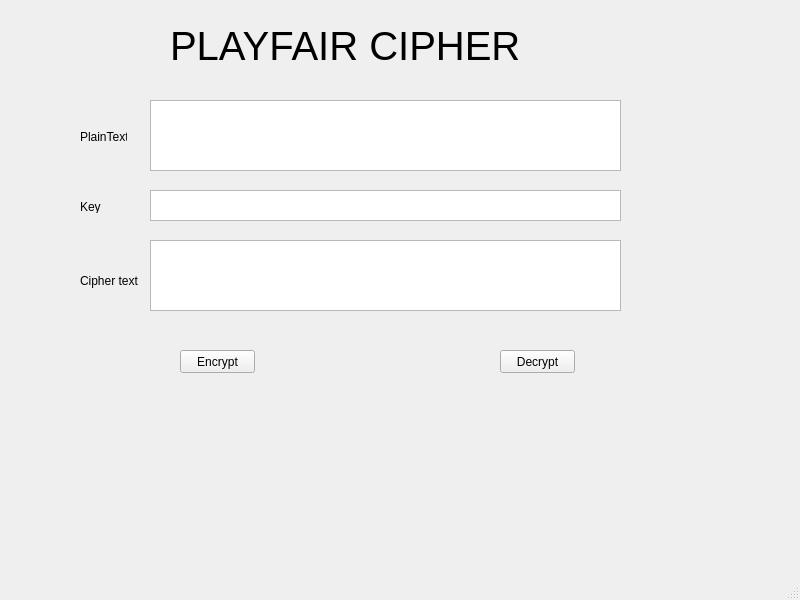
Qt form lab-03/ui/playfair.ui (phamnguyenhoangphuc2005/bmttnc-hutech-2380601746) before a commit.
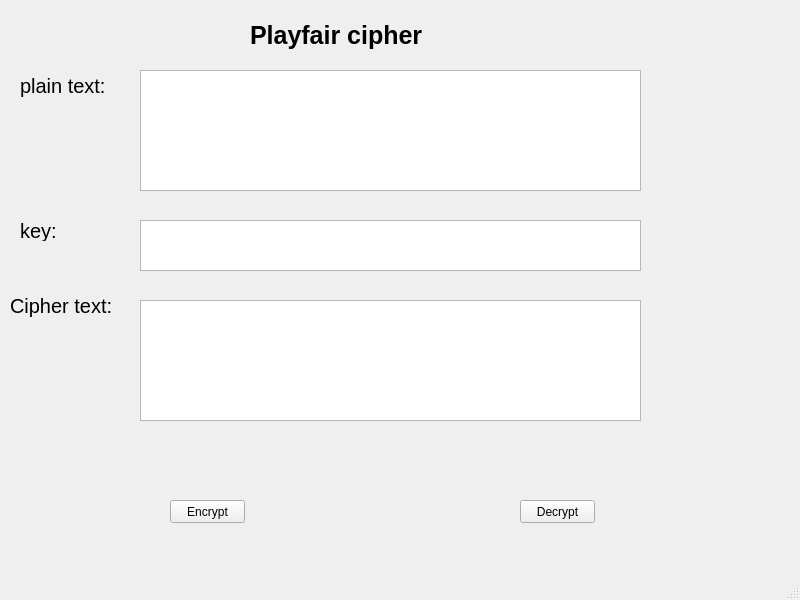
The same form after that commit.

```diff
--- a/lab-03/ui/playfair.ui
+++ b/lab-03/ui/playfair.ui
@@ -14,111 +14,91 @@
    <string>MainWindow</string>
   </property>
   <widget class="QWidget" name="centralwidget">
-   <widget class="QLabel" name="label">
+   <widget class="QPushButton" name="pushButton">
     <property name="geometry">
      <rect>
       <x>170</x>
+      <y>500</y>
+      <width>75</width>
+      <height>23</height>
+     </rect>
+    </property>
+    <property name="text">
+     <string>Encrypt</string>
+    </property>
+   </widget>
+   <widget class="QLabel" name="label">
+    <property name="geometry">
+     <rect>
+      <x>250</x>
       <y>10</y>
-      <width>501</width>
-      <height>71</height>
+      <width>251</width>
+      <height>51</height>
      </rect>
     </property>
     <property name="font">
      <font>
-      <pointsize>30</pointsize>
+      <pointsize>19</pointsize>
+      <weight>75</weight>
+      <bold>true</bold>
      </font>
     </property>
     <property name="text">
-     <string>PLAYFAIR CIPHER</string>
+     <string>Playfair cipher</string>
+    </property>
+    <property name="textFormat">
+     <enum>Qt::AutoText</enum>
+    </property>
+    <property name="scaledContents">
+     <bool>false</bool>
+    </property>
+    <property name="wordWrap">
+     <bool>false</bool>
     </property>
    </widget>
    <widget class="QLabel" name="label_2">
     <property name="geometry">
      <rect>
-      <x>80</x>
-      <y>130</y>
-      <width>47</width>
-      <height>13</height>
-     </rect>
-    </property>
-    <property name="text">
-     <string>PlainText</string>
-    </property>
-   </widget>
-   <widget class="QLabel" name="label_3">
-    <property name="geometry">
-     <rect>
-      <x>80</x>
-      <y>200</y>
-      <width>47</width>
-      <height>13</height>
-     </rect>
-    </property>
-    <property name="text">
-     <string>Key</string>
-    </property>
-   </widget>
-   <widget class="QLabel" name="label_4">
-    <property name="geometry">
-     <rect>
-      <x>80</x>
-      <y>260</y>
-      <width>61</width>
-      <height>41</height>
-     </rect>
-    </property>
-    <property name="text">
-     <string>Cipher text</string>
-    </property>
-   </widget>
-   <widget class="QPlainTextEdit" name="plainTextEdit">
-    <property name="geometry">
-     <rect>
-      <x>150</x>
-      <y>100</y>
-      <width>471</width>
-      <height>71</height>
-     </rect>
-    </property>
-   </widget>
-   <widget class="QPlainTextEdit" name="plainTextEdit_2">
-    <property name="geometry">
-     <rect>
-      <x>150</x>
-      <y>190</y>
-      <width>471</width>
+      <x>20</x>
+      <y>70</y>
+      <width>101</width>
       <height>31</height>
      </rect>
     </property>
+    <property name="font">
+     <font>
+      <pointsize>15</pointsize>
+     </font>
+    </property>
+    <property name="text">
+     <string>plain text:</string>
+    </property>
    </widget>
    <widget class="QPlainTextEdit" name="plainTextEdit_3">
     <property name="geometry">
      <rect>
-      <x>150</x>
-      <y>240</y>
-      <width>471</width>
-      <height>71</height>
+      <x>140</x>
+      <y>300</y>
+      <width>501</width>
+      <height>121</height>
      </rect>
     </property>
    </widget>
-   <widget class="QPushButton" name="pushButton">
+   <widget class="QPlainTextEdit" name="plainTextEdit_2">
     <property name="geometry">
      <rect>
-      <x>180</x>
-      <y>350</y>
-      <width>75</width>
-      <height>23</height>
+      <x>140</x>
+      <y>220</y>
+      <width>501</width>
+      <height>51</height>
      </rect>
     </property>
-    <property name="text">
-     <string>Encrypt</string>
-    </property>
    </widget>
    <widget class="QPushButton" name="pushButton_2">
     <property name="geometry">
      <rect>
-      <x>500</x>
-      <y>350</y>
+      <x>520</x>
+      <y>500</y>
       <width>75</width>
       <height>23</height>
      </rect>
@@ -127,6 +107,52 @@
      <string>Decrypt</string>
     </property>
    </widget>
+   <widget class="QLabel" name="label_3">
+    <property name="geometry">
+     <rect>
+      <x>20</x>
+      <y>220</y>
+      <width>41</width>
+      <height>21</height>
+     </rect>
+    </property>
+    <property name="font">
+     <font>
+      <pointsize>15</pointsize>
+     </font>
+    </property>
+    <property name="text">
+     <string>key:</string>
+    </property>
+   </widget>
+   <widget class="QLabel" name="label_4">
+    <property name="geometry">
+     <rect>
+      <x>10</x>
+      <y>290</y>
+      <width>121</width>
+      <height>31</height>
+     </rect>
+    </property>
+    <property name="font">
+     <font>
+      <pointsize>15</pointsize>
+     </font>
+    </property>
+    <property name="text">
+     <string>Cipher text:</string>
+    </property>
+   </widget>
+   <widget class="QPlainTextEdit" name="plainTextEdit">
+    <property name="geometry">
+     <rect>
+      <x>140</x>
+      <y>70</y>
+      <width>501</width>
+      <height>121</height>
+     </rect>
+    </property>
+   </widget>
   </widget>
   <widget class="QMenuBar" name="menubar">
    <property name="geometry">
@@ -134,7 +160,7 @@
      <x>0</x>
      <y>0</y>
      <width>800</width>
-     <height>21</height>
+     <height>26</height>
     </rect>
    </property>
   </widget>
```
